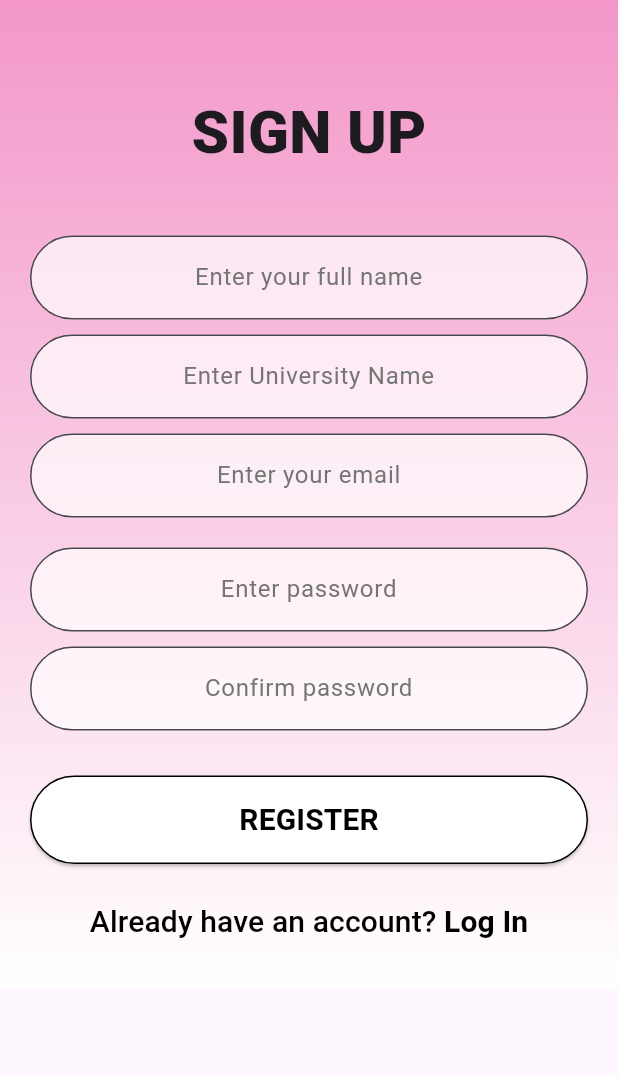
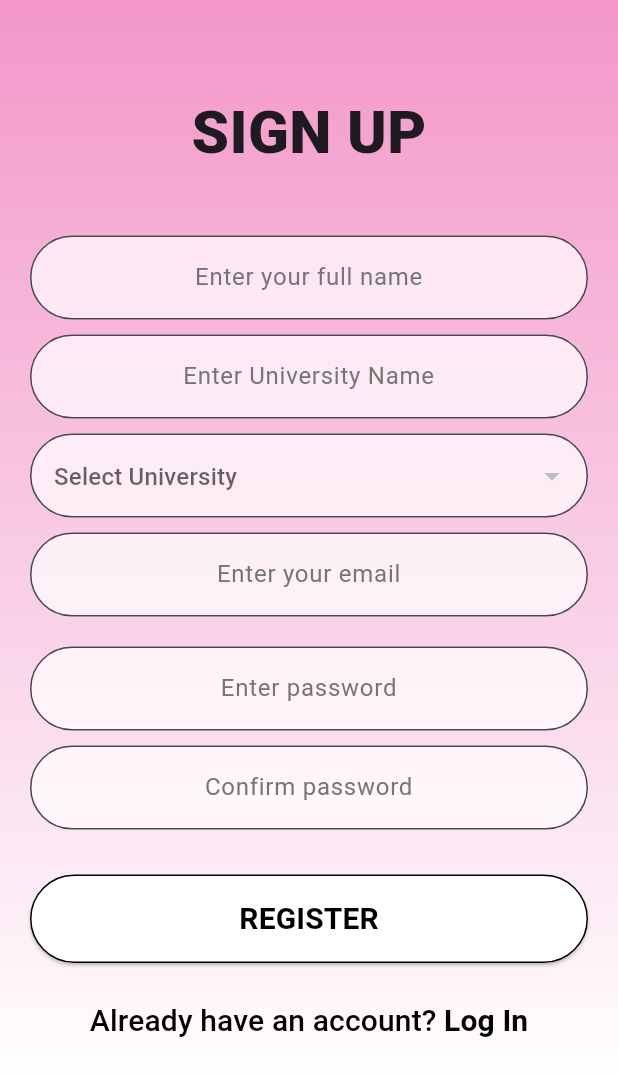
Before and after one commit to LAG-4/sih, a Flutter app: the SignUpScreen screen opened directly, on a phone screen of 412 x 824 dp. Shown: the top 1076 px of the screen. Run offline on Flutter 3.47's test engine with Material 3 defaults, Android fonts, the phone set to English and light mode, and no system bars; our stand-ins replace bottom_navy_bar, cloud_firestore, firebase_auth, firebase_core, font_awesome_flutter, local_auth and 2 more; missing offline and left inert: flutter_inappwebview; accounts and stored records are empty.

```diff
--- a/calculator/lib/screens/signup_screen.dart
+++ b/calculator/lib/screens/signup_screen.dart
@@ -20,6 +20,8 @@ class SignUpScreen extends StatefulWidget {
 }
 
 class _SignUpScreenState extends State<SignUpScreen> {
+  String? _selectedUniversity;
+  List<String> _universities = [];
   final FirebaseAuth _auth = FirebaseAuth.instance;
   final FirebaseFirestore _firestore = FirebaseFirestore.instance;
   late TextEditingController _fullNameController;
@@ -39,6 +41,7 @@ class _SignUpScreenState extends State<SignUpScreen> {
     _passwordController = TextEditingController();
     _confirmPasswordController = TextEditingController();
     _collegeController = TextEditingController();
+
   }
   @override
   void dispose() {
@@ -206,6 +209,48 @@ class _SignUpScreenState extends State<SignUpScreen> {
                   const SizedBox(
                     height: 10,
                   ),
+                  StreamBuilder<QuerySnapshot>(
+                    stream: FirebaseFirestore.instance.collection('colleges').snapshots(),
+                    builder: (context, snapshot) {
+                      if (snapshot.connectionState == ConnectionState.waiting) {
+                        return CircularProgressIndicator(); // Display a loading indicator while fetching data
+                      }
+
+                      _universities = snapshot.data!.docs.map((doc) => doc.id).toList();
+
+                      print(_universities);
+                      // Set an initial value for _selectedUniversity
+                      _selectedUniversity ??= _universities.isNotEmpty ? _universities[0] : null;
+
+                      print(_selectedUniversity);
+                      print(snapshot.data);
+                      return DropdownButtonFormField(
+                        value: _selectedUniversity,
+                        items: _universities.map((university) {
+                          return DropdownMenuItem(
+                            value: university,
+                            child: Text(university),
+                          );
+                        }).toList(),
+                        onChanged: (value) {
+                          setState(() {
+                            _selectedUniversity = value as String?; // Use the null-aware cast
+                          });
+                        },
+                        decoration: InputDecoration(
+                          border: OutlineInputBorder(
+                            borderRadius: BorderRadius.circular(30.0),
+                          ),
+                          filled: true,
+                          hintText: "Select University",
+                          fillColor: Colors.white70,
+                        ),
+                      );
+                    },
+                  ),
+                  const SizedBox(
+                    height: 10,
+                  ),
                   TextField(
                     textAlign: TextAlign.center,
                     controller: _emailController,
```
Also changed, not shown: 1 other file.
